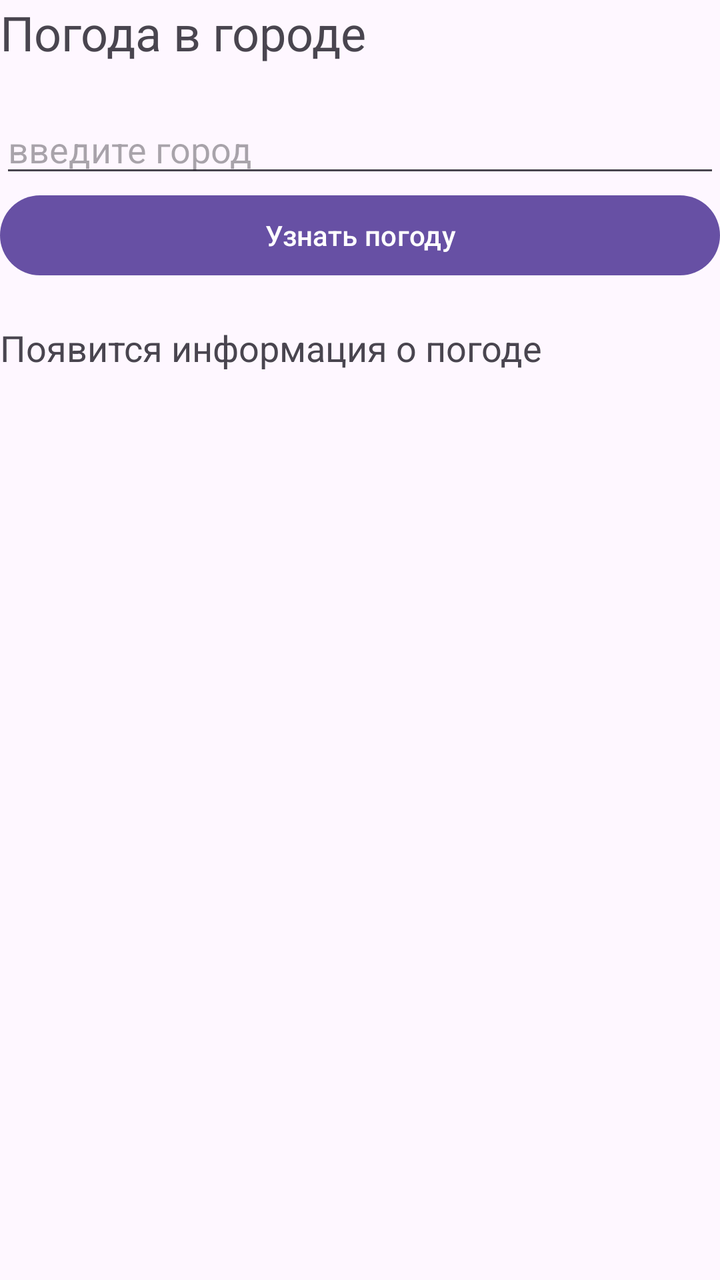
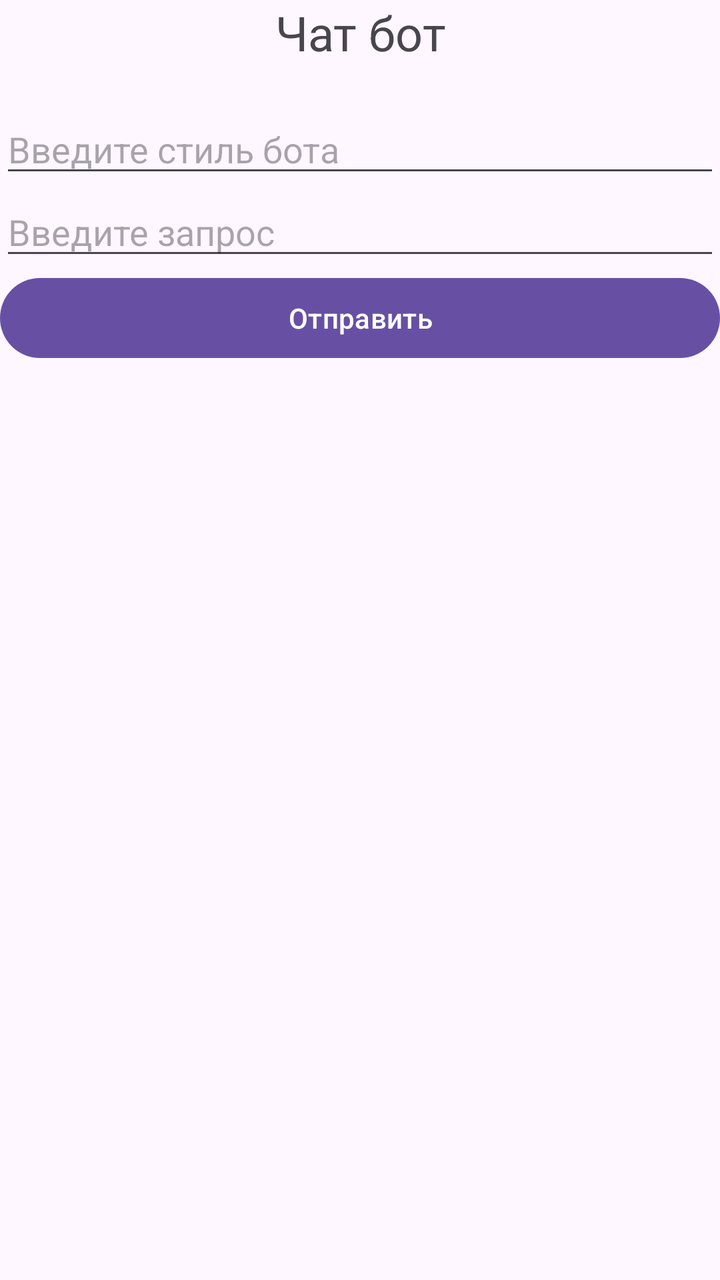

Compare the two renders of this Android layout. The source of the first and the diff that turns it into the second are given below.
<!-- AndroidManifest.xml: application theme Theme.First_Android_Project -->
<!-- res/layout/activity_main.xml -->
<?xml version="1.0" encoding="utf-8"?>
<LinearLayout xmlns:android="http://schemas.android.com/apk/res/android"
    xmlns:app="http://schemas.android.com/apk/res-auto"
    xmlns:tools="http://schemas.android.com/tools"
    android:id="@+id/main"
    android:layout_width="match_parent"
    android:layout_height="match_parent"
    android:layout_marginTop="30dp"
    android:orientation="vertical"
    tools:context=".MainActivity">

    <TextView
        android:layout_width="match_parent"
        android:layout_height="wrap_content"
        android:layout_gravity="center"
        android:layout_marginBottom="20dp"
        android:text="Погода в городе"
        android:textSize="24sp" />

    <EditText
        android:id="@+id/editCity"
        android:layout_width="match_parent"
        android:layout_height="wrap_content"
        android:hint="введите город"
        android:inputType="textCapWords"/>

    <Button
        android:id="@+id/buttonWeather"
        android:layout_width="match_parent"
        android:layout_height="wrap_content"
        android:text="Узнать погоду"/>

    <TextView
        android:id="@+id/textWeather"
        android:layout_width="match_parent"
        android:layout_height="wrap_content"
        android:text="Появится информация о погоде"
        android:textSize="18sp"
        android:layout_marginTop="20dp"/>


</LinearLayout>
<!-- resources referenced by this layout -->
<resources>
  <style name="Theme.First_Android_Project" parent="Base.Theme.First_Android_Project" />
  <style name="Base.Theme.First_Android_Project" parent="Theme.Material3.DayNight.NoActionBar">
          
          
      </style>
</resources>

<!-- the commit's change to res/layout/activity_main.xml (unified diff, before → after) -->
@@ -1,42 +1,51 @@
 <?xml version="1.0" encoding="utf-8"?>
 <LinearLayout xmlns:android="http://schemas.android.com/apk/res/android"
+    xmlns:tools="http://schemas.android.com/tools"
     xmlns:app="http://schemas.android.com/apk/res-auto"
-    xmlns:tools="http://schemas.android.com/tools"
     android:id="@+id/main"
     android:layout_width="match_parent"
     android:layout_height="match_parent"
+    android:orientation="vertical"
     android:layout_marginTop="30dp"
-    android:orientation="vertical"
     tools:context=".MainActivity">
 
     <TextView
         android:layout_width="match_parent"
         android:layout_height="wrap_content"
-        android:layout_gravity="center"
-        android:layout_marginBottom="20dp"
-        android:text="Погода в городе"
-        android:textSize="24sp" />
+        android:text="Чат бот"
+        android:textSize="24sp"
+        android:gravity="center"
+        android:layout_marginBottom="20dp"/>
 
     <EditText
-        android:id="@+id/editCity"
+        android:id="@+id/editTextType"
         android:layout_width="match_parent"
         android:layout_height="wrap_content"
-        android:hint="введите город"
+        android:hint="Введите стиль бота"
         android:inputType="textCapWords"/>
 
-    <Button
-        android:id="@+id/buttonWeather"
+    <EditText
+        android:id="@+id/editText"
         android:layout_width="match_parent"
         android:layout_height="wrap_content"
-        android:text="Узнать погоду"/>
-
-    <TextView
-        android:id="@+id/textWeather"
+        android:hint="Введите запрос"
+        android:inputType="textCapWords"/>
+    <Button
+        android:id="@+id/button"
         android:layout_width="match_parent"
         android:layout_height="wrap_content"
-        android:text="Появится информация о погоде"
-        android:textSize="18sp"
-        android:layout_marginTop="20dp"/>
+        android:text="Отправить"/>
 
+    <ScrollView
+        android:layout_width="match_parent"
+        android:layout_height="match_parent">
+        <TextView
+            android:id="@+id/textView"
+            android:layout_width="match_parent"
+            android:layout_height="wrap_content"
+            android:textSize="18sp"
+            android:layout_marginTop="20dp"/>
+
+    </ScrollView>
 
 </LinearLayout>
